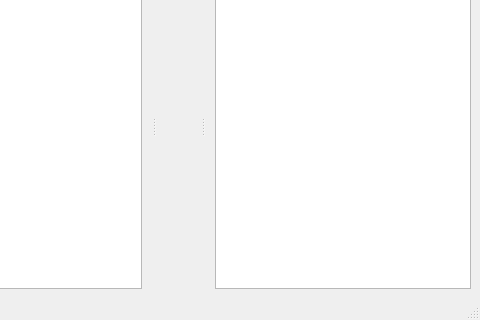
The window that branches/new-repo-experimenting/mainwindow/mainwindow.ui (qreal/qreal) describes before a commit, drawn with Qt 5; both pictures show x 123 to 603 and y 94 to 414 of the 603 by 414 pixel window.
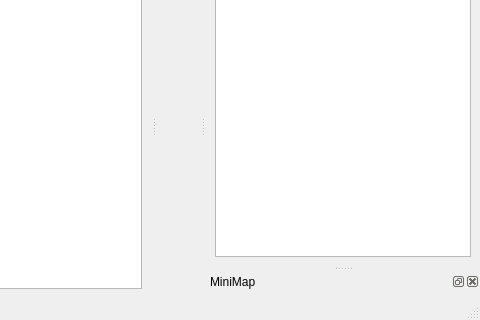
The same window after the commit. Icons and pictures are not drawn.

The edit to the form file:
```diff
--- a/branches/new-repo-experimenting/mainwindow/mainwindow.ui
+++ b/branches/new-repo-experimenting/mainwindow/mainwindow.ui
@@ -105,6 +105,15 @@
    <addaction name="actionZoom_In" />
    <addaction name="actionZoom_Out" />
   </widget>
+  <widget class="QDockWidget" name="minimapDock" >
+   <property name="windowTitle" >
+    <string>MiniMap</string>
+   </property>
+   <attribute name="dockWidgetArea" >
+    <number>2</number>
+   </attribute>
+   <widget class="QWidget" name="dockWidgetContents_4" />
+  </widget>
   <action name="actionQuit" >
    <property name="text" >
     <string>&amp;Quit</string>
```
Left out of the diff: 24 changed lines with no effect on the pictures.
